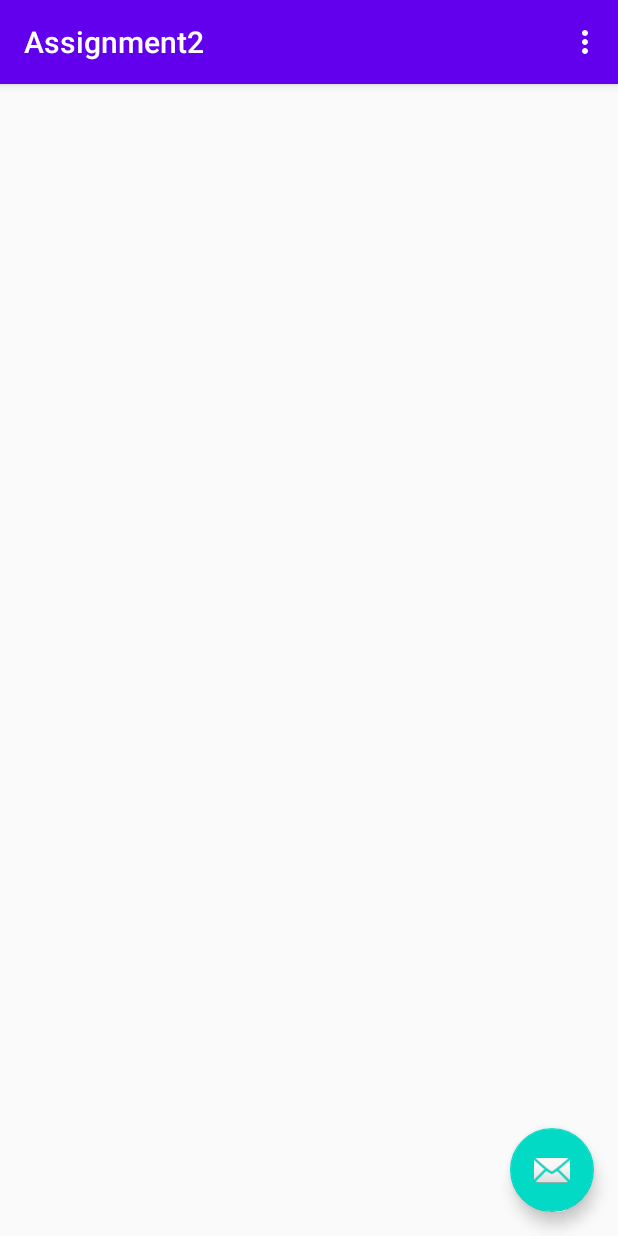
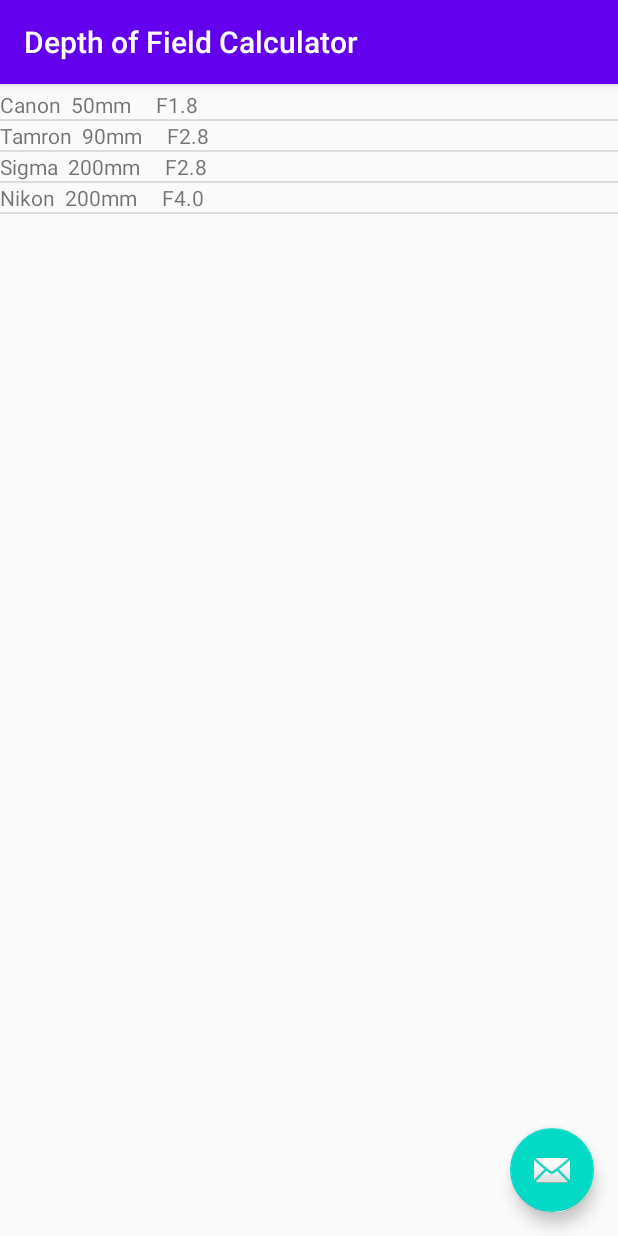
Before and after one commit to SahilModak/Camera-Lens-Manager, an Android app: the screen it shows after launch (MainActivity), on a phone screen of 412 x 824 dp. Run offline under Robolectric (Android 15) with nearby library versions, the phone set to English and light mode, and no system bars.

Commit message:
With list view of added lenses

```diff
--- a/app/src/main/java/com/example/assignment2/MainActivity.java
+++ b/app/src/main/java/com/example/assignment2/MainActivity.java
@@ -2,6 +2,8 @@ package com.example.assignment2;
 
 import android.os.Bundle;
 
+import com.example.assignment2.model.Lens;
+import com.example.assignment2.model.LensManager;
 import com.google.android.material.floatingactionbutton.FloatingActionButton;
 import com.google.android.material.snackbar.Snackbar;
 
@@ -12,6 +14,11 @@ import android.view.View;
 
 import android.view.Menu;
 import android.view.MenuItem;
+import android.widget.ArrayAdapter;
+import android.widget.ListView;
+
+import java.util.ArrayList;
+import java.util.List;
 
 public class MainActivity extends AppCompatActivity {
 
@@ -30,8 +37,30 @@ public class MainActivity extends AppCompatActivity {
                         .setAction("Action", null).show();
             }
         });
+
+        populatelistView();
     }
 
+    private void populatelistView() {
+        LensManager manager = new LensManager();
+        manager.add(new Lens("Canon", 1.8, 50));
+        manager.add(new Lens("Tamron", 2.8, 90));
+        manager.add(new Lens("Sigma", 2.8, 200));
+        manager.add(new Lens("Nikon", 4, 200));
+
+        ArrayList<String> myitems = new ArrayList<>();
+        for (int i = 0; i < manager.size(); i++) {
+            myitems.add(manager.get(i).toString());
+        }
+
+        ArrayAdapter<String> adapter = new ArrayAdapter<String>(this,
+                R.layout.lenslistdisplay,
+                myitems);
+
+        ListView lst = (ListView) findViewById(R.id.lensDisplay);
+        lst.setAdapter(adapter);
+    }
+    /*
     @Override
     public boolean onCreateOptionsMenu(Menu menu) {
         // Inflate the menu; this adds items to the action bar if it is present.
@@ -53,4 +82,5 @@ public class MainActivity extends AppCompatActivity {
 
         return super.onOptionsItemSelected(item);
     }
+     */
 }
--- a/app/src/main/java/com/example/assignment2/model/LensManager.java
+++ b/app/src/main/java/com/example/assignment2/model/LensManager.java
@@ -10,6 +10,10 @@ public class LensManager implements Iterable<Lens>{
     public void add(Lens a){
         //Method to add new lens to the manager
         allLens.add(a);
+    }
+
+    public List<Lens> getLensList(){
+        return allLens;
     }
 
     @Override
--- a/app/src/main/res/layout/activity_main.xml
+++ b/app/src/main/res/layout/activity_main.xml
@@ -30,4 +30,10 @@
         android:layout_margin="@dimen/fab_margin"
         app:srcCompat="@android:drawable/ic_dialog_email" />
 
+    <ListView
+        android:id="@+id/lensDisplay"
+        android:layout_width="match_parent"
+        android:layout_height="match_parent"
+        android:translationY="60dp" />
+
 </androidx.coordinatorlayout.widget.CoordinatorLayout>
--- /dev/null
+++ b/app/src/main/res/layout/lenslistdisplay.xml
@@ -0,0 +1,6 @@
+<?xml version="1.0" encoding="utf-8"?>
+<TextView xmlns:android="http://schemas.android.com/apk/res/android"
+    android:layout_width="match_parent"
+    android:layout_height="match_parent">
+
+</TextView>
--- a/app/src/main/res/values/strings.xml
+++ b/app/src/main/res/values/strings.xml
@@ -1,5 +1,5 @@
 <resources>
-    <string name="app_name">Assignment2</string>
+    <string name="app_name">Depth of Field Calculator</string>
     <string name="action_settings">Settings</string>
     <!-- Strings used for fragments for navigation -->
     <string name="first_fragment_label">First Fragment</string>
```
